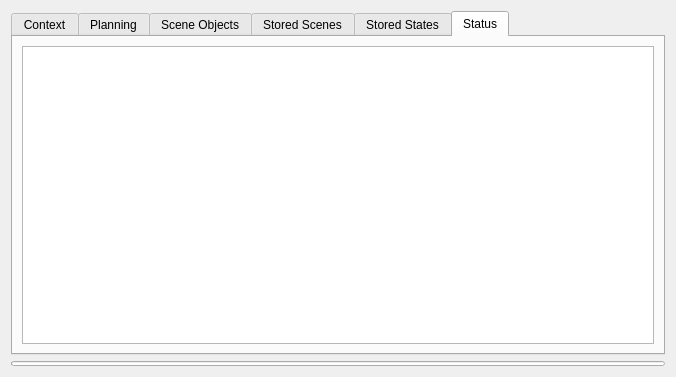
ngtienthanh/crops-moveit, file moveit_ros/visualization/motion_planning_rviz_plugin/src/ui/motion_planning_rviz_plugin_frame.ui: the form before one commit.
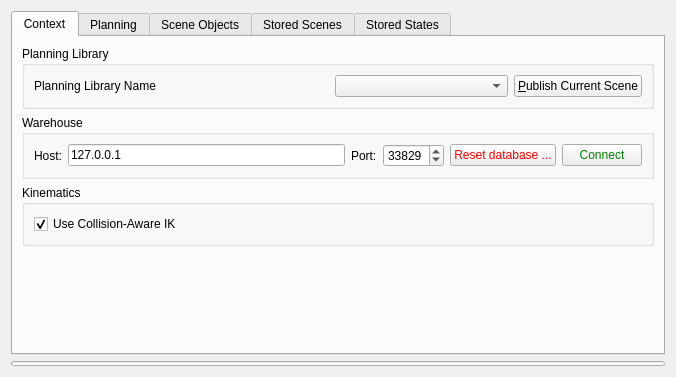
The form after the commit. The open tabs and pages were chosen to show the change.

```diff
--- a/moveit_ros/visualization/motion_planning_rviz_plugin/src/ui/motion_planning_rviz_plugin_frame.ui
+++ b/moveit_ros/visualization/motion_planning_rviz_plugin/src/ui/motion_planning_rviz_plugin_frame.ui
@@ -173,13 +173,6 @@
             </property>
            </widget>
           </item>
-          <item row="1" column="0">
-           <widget class="QCheckBox" name="approximate_ik">
-            <property name="text">
-             <string>Allow Approximate IK Solutions</string>
-            </property>
-           </widget>
-          </item>
          </layout>
         </widget>
        </item>
@@ -291,7 +284,7 @@
                   <rect>
                    <x>0</x>
                    <y>0</y>
-                   <width>206</width>
+                   <width>109</width>
                    <height>78</height>
                   </rect>
                  </property>
@@ -1139,20 +1132,6 @@
        </item>
       </layout>
      </widget>
-     <widget class="QWidget" name="tab">
-      <attribute name="title">
-       <string>Status</string>
-      </attribute>
-      <layout class="QGridLayout" name="gridLayout_11">
-       <item row="0" column="0">
-        <widget class="QTextEdit" name="status_text">
-         <property name="readOnly">
-          <bool>true</bool>
-         </property>
-        </widget>
-       </item>
-      </layout>
-     </widget>
     </widget>
    </item>
    <item>
```
